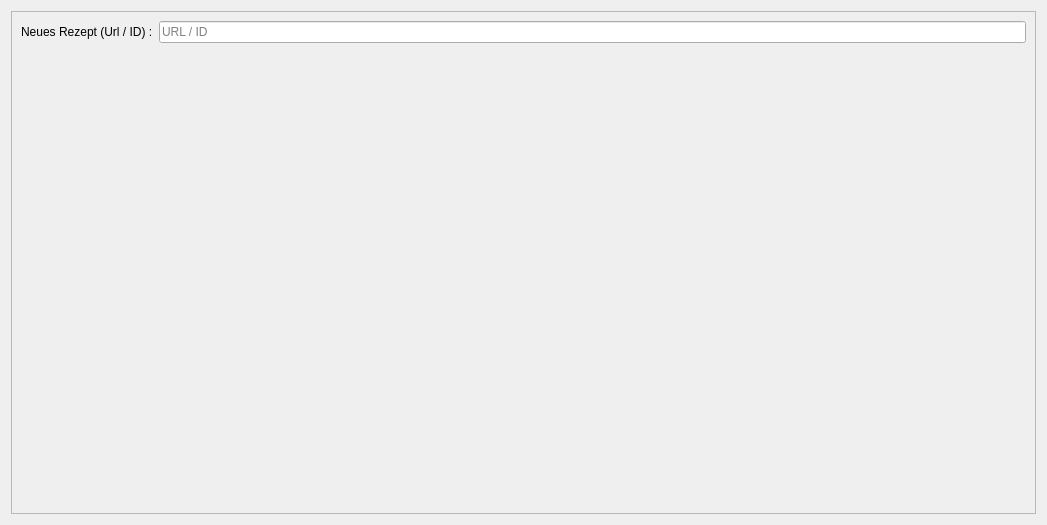
Qt form frontend/RecipeChooser.ui (Indidev/headcooker) before a commit.
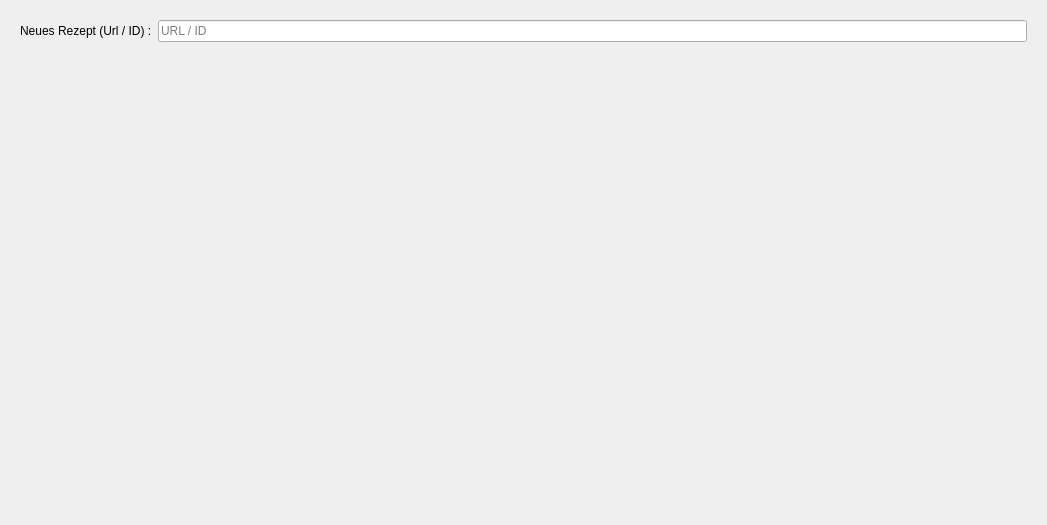
The same form after that commit.

Commit message: added simply right/left-click actions for recipe tags, context menu comming soon

```diff
--- a/frontend/RecipeChooser.ui
+++ b/frontend/RecipeChooser.ui
@@ -13,9 +13,15 @@
   <property name="windowTitle">
    <string>Form</string>
   </property>
+  <property name="styleSheet">
+   <string notr="true"/>
+  </property>
   <layout class="QGridLayout" name="gridLayout">
    <item row="0" column="0">
     <widget class="QScrollArea" name="scrollArea">
+     <property name="frameShape">
+      <enum>QFrame::NoFrame</enum>
+     </property>
      <property name="widgetResizable">
       <bool>true</bool>
      </property>
@@ -24,8 +30,8 @@
        <rect>
         <x>0</x>
         <y>0</y>
-        <width>1027</width>
-        <height>505</height>
+        <width>1029</width>
+        <height>507</height>
        </rect>
       </property>
       <layout class="QGridLayout" name="gridLayout_2">
```
The commit also changes 9 other files.
